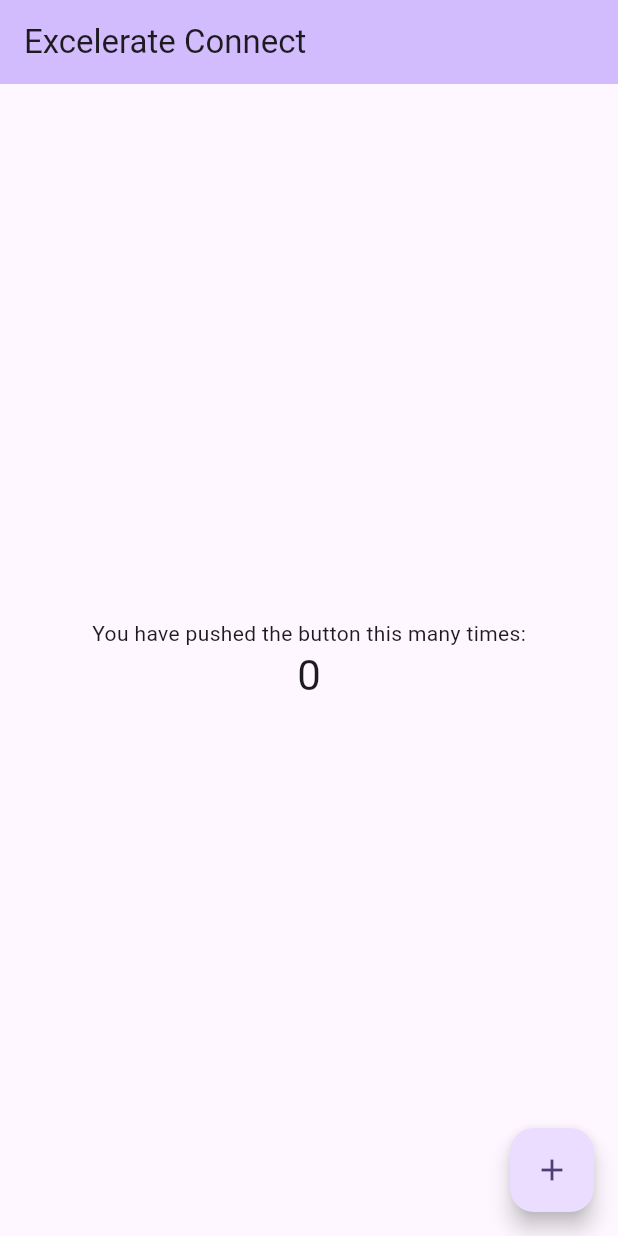
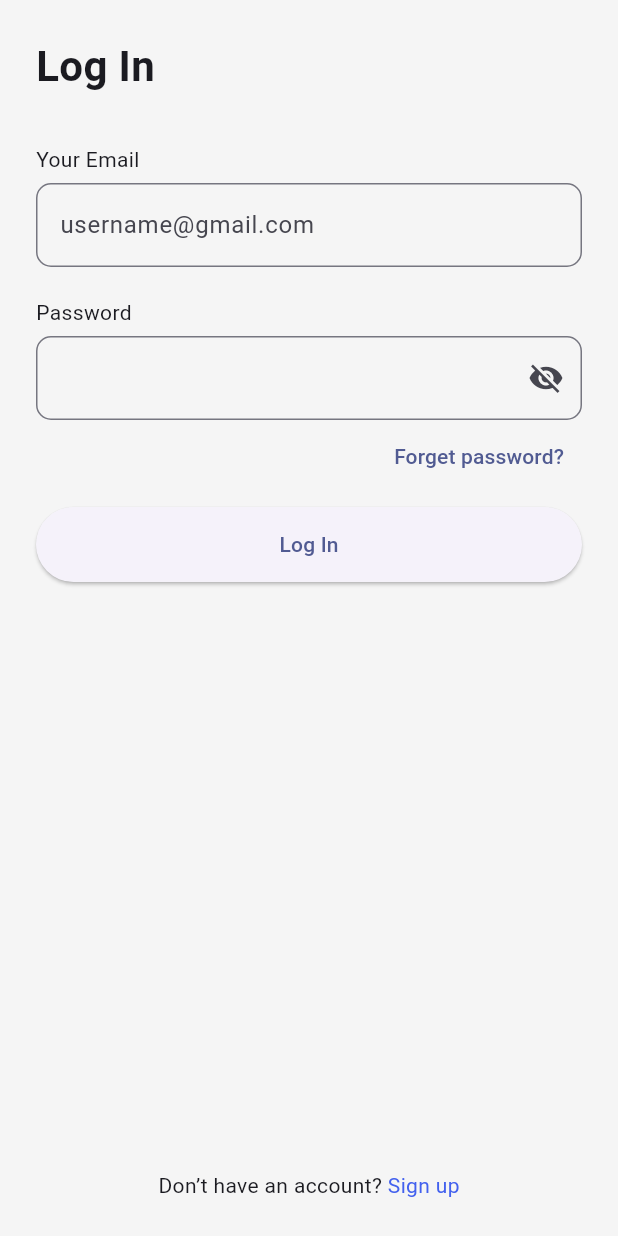
Before and after one commit to AnushkaGyawali/excelerateconnect, a Flutter app: the screen it shows after launch, on a phone screen of 412 x 824 dp. Run offline on Flutter 3.47's test engine with Material 3 defaults, Android fonts, the phone set to English and light mode, and no system bars.

Commit message:
feat(app-core): add auth flow and home screen UI

```diff
--- a/lib/main.dart
+++ b/lib/main.dart
@@ -1,125 +1,56 @@
 import 'package:flutter/material.dart';
 
+/// Authentication screen imports
+import 'screens/login/login_screen.dart';
+import 'screens/login/signup_screen.dart';
+import 'screens/login/success_screen.dart';
+import 'screens/home/home_screen.dart';
+
+
+/// The entry point of the Excelerate Connect application.
 void main() {
   runApp(const MyApp());
 }
 
+/// [MyApp] is the root configuration widget of the application.
+///
+/// It sets up the global theme, the initial landing page,
+/// and defines the named navigation routes used throughout the app.
 class MyApp extends StatelessWidget {
   const MyApp({super.key});
 
-  // This widget is the root of your application.
   @override
   Widget build(BuildContext context) {
     return MaterialApp(
       title: 'Excelerate Connect',
+
+      // Removes the "Debug" banner from the top-right corner
+      debugShowCheckedModeBanner: false,
+
+      /// UI Theme Configuration
+      /// Uses Material 3 design principles with a custom primary seed color.
       theme: ThemeData(
-        // This is the theme of your application.
-        //
-        // TRY THIS: Try running your application with "flutter run". You'll see
-        // the application has a purple toolbar. Then, without quitting the app,
-        // try changing the seedColor in the colorScheme below to Colors.green
-        // and then invoke "hot reload" (save your changes or press the "hot
-        // reload" button in a Flutter-supported IDE, or press "r" if you used
-        // the command line to start the app).
-        //
-        // Notice that the counter didn't reset back to zero; the application
-        // state is not lost during the reload. To reset the state, use hot
-        // restart instead.
-        //
-        // This works for code too, not just values: Most code changes can be
-        // tested with just a hot reload.
-        colorScheme: ColorScheme.fromSeed(seedColor: Colors.deepPurple),
+        colorScheme: ColorScheme.fromSeed(
+          seedColor: const Color(0xFF4361EE), // Main brand blue
+        ),
         useMaterial3: true,
+        // Sets a light grey background globally for all Scaffolds
+        scaffoldBackgroundColor: const Color(0xFFF5F5F5),
       ),
-      home: const MyHomePage(title: 'Excelerate Connect'),
+
+      /// The widget that will be displayed when the app starts.
+      home: const LoginScreen(),
+
+      /// Named Navigation Routes
+      /// Using strings as routes makes it easier to navigate deep into the
+      /// application without passing context manually everywhere.
+      routes: {
+        '/login': (context) => const LoginScreen(),
+        '/signup': (context) => const SignUpScreen(),
+        '/success': (context) => const SuccessScreen(),
+        '/home': (context) => const HomeScreen(),
+
+      },
     );
   }
 }
-
-class MyHomePage extends StatefulWidget {
-  const MyHomePage({super.key, required this.title});
-
-  // This widget is the home page of your application. It is stateful, meaning
-  // that it has a State object (defined below) that contains fields that affect
-  // how it looks.
-
-  // This class is the configuration for the state. It holds the values (in this
-  // case the title) provided by the parent (in this case the App widget) and
-  // used by the build method of the State. Fields in a Widget subclass are
-  // always marked "final".
-
-  final String title;
-
-  @override
-  State<MyHomePage> createState() => _MyHomePageState();
-}
-
-class _MyHomePageState extends State<MyHomePage> {
-  int _counter = 0;
-
-  void _incrementCounter() {
-    setState(() {
-      // This call to setState tells the Flutter framework that something has
-      // changed in this State, which causes it to rerun the build method below
-      // so that the display can reflect the updated values. If we changed
-      // _counter without calling setState(), then the build method would not be
-      // called again, and so nothing would appear to happen.
-      _counter++;
-    });
-  }
-
-  @override
-  Widget build(BuildContext context) {
-    // This method is rerun every time setState is called, for instance as done
-    // by the _incrementCounter method above.
-    //
-    // The Flutter framework has been optimized to make rerunning build methods
-    // fast, so that you can just rebuild anything that needs updating rather
-    // than having to individually change instances of widgets.
-    return Scaffold(
-      appBar: AppBar(
-        // TRY THIS: Try changing the color here to a specific color (to
-        // Colors.amber, perhaps?) and trigger a hot reload to see the AppBar
-        // change color while the other colors stay the same.
-        backgroundColor: Theme.of(context).colorScheme.inversePrimary,
-        // Here we take the value from the MyHomePage object that was created by
-        // the App.build method, and use it to set our appbar title.
-        title: Text(widget.title),
-      ),
-      body: Center(
-        // Center is a layout widget. It takes a single child and positions it
-        // in the middle of the parent.
-        child: Column(
-          // Column is also a layout widget. It takes a list of children and
-          // arranges them vertically. By default, it sizes itself to fit its
-          // children horizontally, and tries to be as tall as its parent.
-          //
-          // Column has various properties to control how it sizes itself and
-          // how it positions its children. Here we use mainAxisAlignment to
-          // center the children vertically; the main axis here is the vertical
-          // axis because Columns are vertical (the cross axis would be
-          // horizontal).
-          //
-          // TRY THIS: Invoke "debug painting" (choose the "Toggle Debug Paint"
-          // action in the IDE, or press "p" in the console), to see the
-          // wireframe for each widget.
-          mainAxisAlignment: MainAxisAlignment.center,
-          children: <Widget>[
-            const Text(
-              'You have pushed the button this many times:',
-            ),
-            Text(
-              '$_counter',
-              style: Theme.of(context).textTheme.headlineMedium,
-            ),
-          ],
-        ),
-      ),
-      floatingActionButton: FloatingActionButton(
-        onPressed: _incrementCounter,
-        tooltip: 'Increment',
-        child: const Icon(Icons.add),
-      ), // This trailing comma makes auto-formatting nicer for build methods.
-    );
-  }
-}
--- /dev/null
+++ b/lib/screens/login/login_screen.dart
@@ -0,0 +1,90 @@
+import 'package:flutter/material.dart';
+
+class LoginScreen extends StatelessWidget {
+  const LoginScreen({super.key});
+
+  @override
+  Widget build(BuildContext context) {
+    return Scaffold(
+      body: SafeArea(
+        child: Padding(
+          padding: const EdgeInsets.all(24),
+          child: Column(
+            crossAxisAlignment: CrossAxisAlignment.start,
+            children: [
+              const Text(
+                "Log In",
+                style: TextStyle(
+                  fontSize: 28,
+                  fontWeight: FontWeight.bold,
+                ),
+              ),
+              const SizedBox(height: 32),
+
+              const Text("Your Email"),
+              const SizedBox(height: 6),
+              TextField(
+                decoration: InputDecoration(
+                  hintText: "username@gmail.com",
+                  border: OutlineInputBorder(
+                    borderRadius: BorderRadius.circular(10),
+                  ),
+                ),
+              ),
+
+              const SizedBox(height: 20),
+              const Text("Password"),
+              const SizedBox(height: 6),
+              TextField(
+                obscureText: true,
+                decoration: InputDecoration(
+                  suffixIcon: const Icon(Icons.visibility_off),
+                  border: OutlineInputBorder(
+                    borderRadius: BorderRadius.circular(10),
+                  ),
+                ),
+              ),
+
+              Align(
+                alignment: Alignment.centerRight,
+                child: TextButton(
+                  onPressed: () {},
+                  child: const Text("Forget password?"),
+                ),
+              ),
+
+              const SizedBox(height: 10),
+              SizedBox(
+                width: double.infinity,
+                height: 50,
+                child: ElevatedButton(
+                  onPressed: () {
+                    Navigator.pushNamed(context, '/success');
+                  },
+                  child: const Text("Log In"),
+                ),
+              ),
+
+              const Spacer(),
+              Row(
+                mainAxisAlignment: MainAxisAlignment.center,
+                children: [
+                  const Text("Don’t have an account? "),
+                  GestureDetector(
+                    onTap: () {
+                      Navigator.pushNamed(context, '/signup');
+                    },
+                    child: const Text(
+                      "Sign up",
+                      style: TextStyle(color: Color(0xFF4361EE)),
+                    ),
+                  ),
+                ],
+              ),
+            ],
+          ),
+        ),
+      ),
+    );
+  }
+}
```
Also changed, not shown: lib/screens/home/home_screen.dart (added, +227 -0 lines), lib/screens/login/signup_screen.dart (added, +100 -0 lines), lib/screens/login/success_screen.dart (added, +68 -0 lines).
